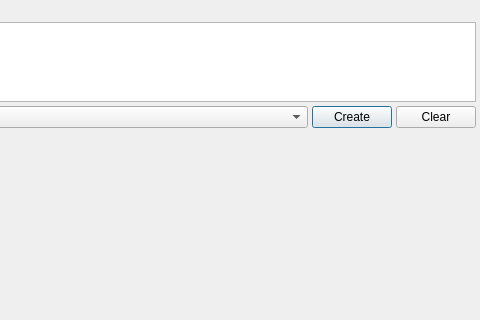
This is src/main/mainwindow.ui in Gris87/ObjectController as Qt 5 draws it before an edit; both pictures show x 320 to 800 and y 0 to 320 of the 800 by 600 pixel window. The edited form follows.
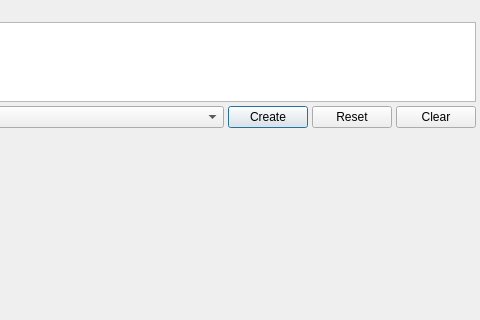
This is the edited form. Custom widgets are drawn as their Qt base class.

```diff
--- a/src/main/mainwindow.ui
+++ b/src/main/mainwindow.ui
@@ -213,6 +213,16 @@
         </property>
        </widget>
       </item>
+      <item>
+       <widget class="QPushButton" name="resetButton">
+        <property name="text">
+         <string>Reset</string>
+        </property>
+        <property name="autoDefault">
+         <bool>true</bool>
+        </property>
+       </widget>
+      </item>
       <item>
        <widget class="QPushButton" name="clearButton">
         <property name="text">
```
